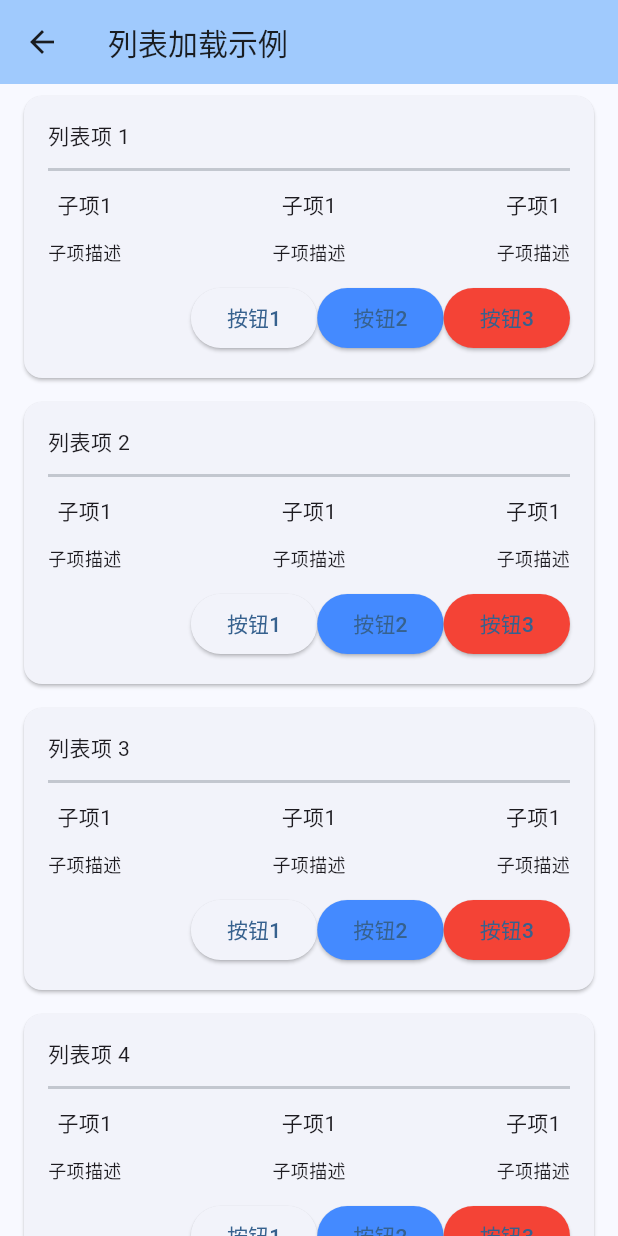
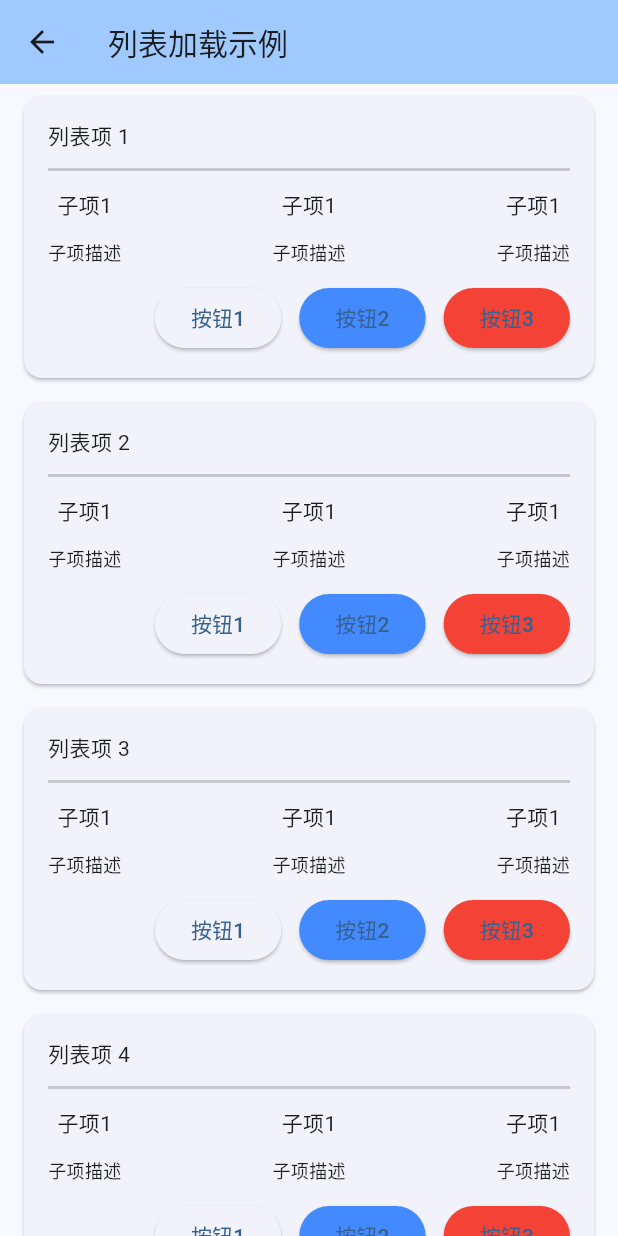
Before and after one commit to JohniFirst/flutter_basic_rep, a Flutter app: the ListLoadingPage screen opened directly, on a phone screen of 412 x 824 dp. Run offline on Flutter 3.47's test engine with Material 3 defaults, Android fonts, the phone set to English and light mode, and no system bars; our stand-ins replace flutter_secure_storage, shared_preferences; accounts and stored records are empty.

Commit message:
调整列表加载间距

```diff
--- a/lib/screens/list_loading_page.dart
+++ b/lib/screens/list_loading_page.dart
@@ -165,10 +165,10 @@ class _ListLoadingPageState extends State<ListLoadingPage> {
                             const SizedBox(height: 12),
                             Row(
                               mainAxisAlignment: MainAxisAlignment.end,
+                              spacing: 12.0,
                               children: [
                                 ElevatedButton(
                                   onPressed: () {},
-
                                   child: Text('按钮1'),
                                 ),
                                 ElevatedButton(
```
